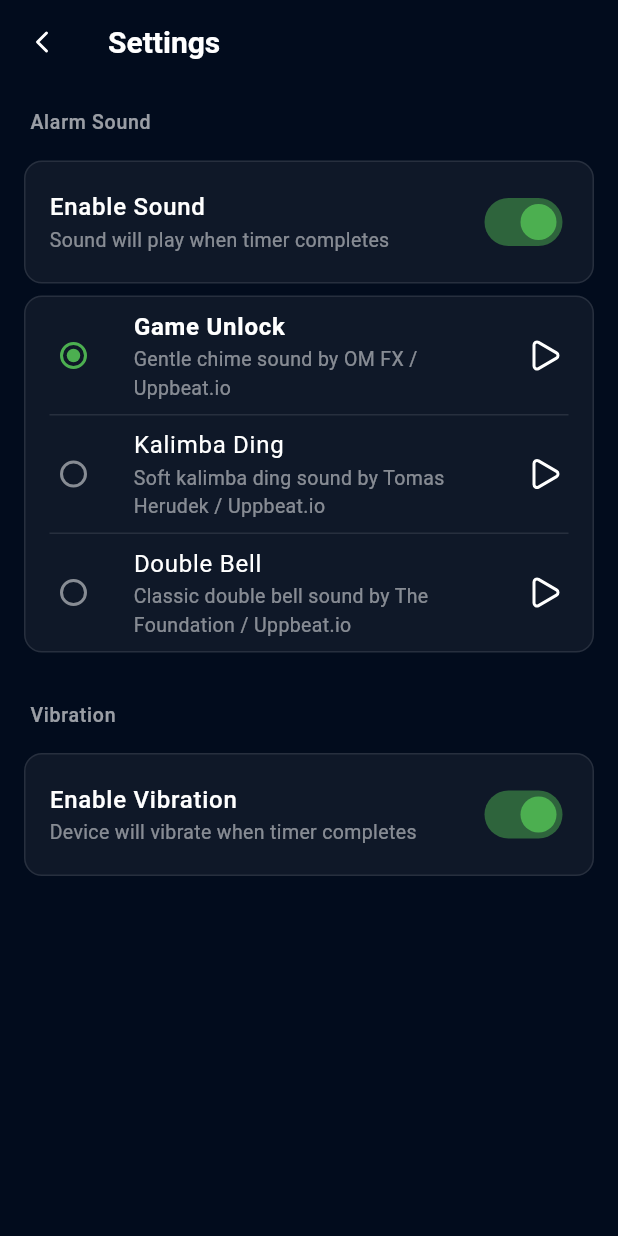
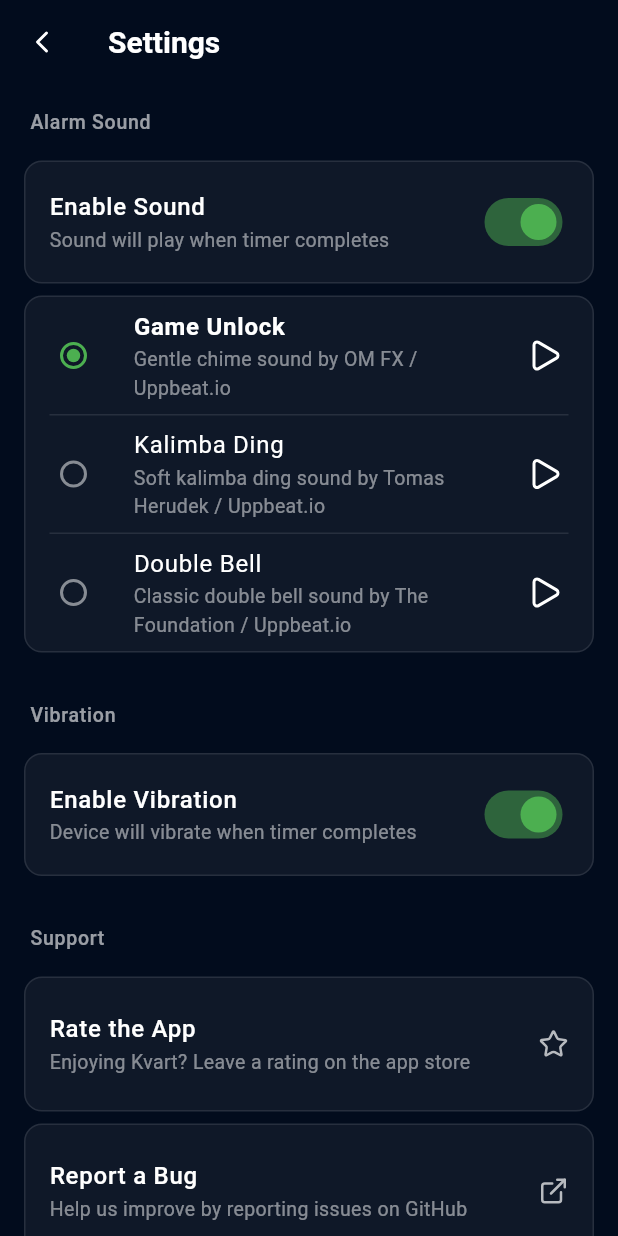
Before and after one commit to ValeriaVG/kvart, a Flutter app: the screen it shows after launch, after a tap on an icon or button, on a phone screen of 412 x 824 dp. Run offline on Flutter 3.47's test engine with Material 3 defaults, Android fonts, the phone set to English and light mode, and no system bars; our stand-ins replace flutter_local_notifications, in_app_review, just_audio, lucide_icons_flutter, shared_preferences, vibration and 1 more.

```diff
--- a/lib/settings/settings_screen.dart
+++ b/lib/settings/settings_screen.dart
@@ -1,7 +1,9 @@
 import 'package:flutter/material.dart';
+import 'package:in_app_review/in_app_review.dart';
 import 'package:just_audio/just_audio.dart';
 import 'package:kvart/settings/settings_service.dart';
 import 'package:lucide_icons_flutter/lucide_icons.dart';
+import 'package:url_launcher/url_launcher.dart';
 
 class SettingsScreen extends StatefulWidget {
   const SettingsScreen({super.key});
@@ -77,6 +79,21 @@ class _SettingsScreenState extends State<SettingsScreen> {
     }
   }
 
+  Future<void> _openBugReport() async {
+    final uri = Uri.parse('https://github.com/ValeriaVG/kvart/issues/new');
+    if (await canLaunchUrl(uri)) {
+      await launchUrl(uri, mode: LaunchMode.externalApplication);
+    }
+  }
+
+  Future<void> _rateApp() async {
+    final inAppReview = InAppReview.instance;
+
+    if (await inAppReview.isAvailable()) {
+      await inAppReview.requestReview();
+    }
+  }
+
   @override
   Widget build(BuildContext context) {
     return Scaffold(
@@ -111,6 +128,12 @@ class _SettingsScreenState extends State<SettingsScreen> {
                 _buildSectionTitle('Vibration'),
                 const SizedBox(height: 12),
                 _buildVibrationTile(),
+                const SizedBox(height: 32),
+                _buildSectionTitle('Support'),
+                const SizedBox(height: 12),
+                _buildRateAppTile(),
+                const SizedBox(height: 8),
+                _buildBugReportTile(),
               ],
             ),
     );
@@ -284,4 +307,78 @@ class _SettingsScreenState extends State<SettingsScreen> {
       ),
     );
   }
+
+  Widget _buildRateAppTile() {
+    return Container(
+      decoration: BoxDecoration(
+        color: Colors.white.withValues(alpha: 0.05),
+        borderRadius: BorderRadius.circular(12),
+        border: Border.all(
+          color: Colors.white.withValues(alpha: 0.1),
+          width: 1,
+        ),
+      ),
+      child: ListTile(
+        title: const Text(
+          'Rate the App',
+          style: TextStyle(
+            color: Colors.white,
+            fontSize: 16,
+            fontWeight: FontWeight.w500,
+          ),
+        ),
+        subtitle: Text(
+          'Enjoying Kvart? Leave a rating on the app store',
+          style: TextStyle(
+            color: Colors.white.withValues(alpha: 0.5),
+            fontSize: 13,
+          ),
+        ),
+        trailing: Icon(
+          LucideIcons.star,
+          color: Colors.white.withValues(alpha: 0.7),
+          size: 20,
+        ),
+        onTap: _rateApp,
+        contentPadding: const EdgeInsets.symmetric(horizontal: 16, vertical: 8),
+      ),
+    );
+  }
+
+  Widget _buildBugReportTile() {
+    return Container(
+      decoration: BoxDecoration(
+        color: Colors.white.withValues(alpha: 0.05),
+        borderRadius: BorderRadius.circular(12),
+        border: Border.all(
+          color: Colors.white.withValues(alpha: 0.1),
+          width: 1,
+        ),
+      ),
+      child: ListTile(
+        title: const Text(
+          'Report a Bug',
+          style: TextStyle(
+            color: Colors.white,
+            fontSize: 16,
+            fontWeight: FontWeight.w500,
+          ),
+        ),
+        subtitle: Text(
+          'Help us improve by reporting issues on GitHub',
+          style: TextStyle(
+            color: Colors.white.withValues(alpha: 0.5),
+            fontSize: 13,
+          ),
+        ),
+        trailing: Icon(
+          LucideIcons.externalLink,
+          color: Colors.white.withValues(alpha: 0.7),
+          size: 20,
+        ),
+        onTap: _openBugReport,
+        contentPadding: const EdgeInsets.symmetric(horizontal: 16, vertical: 8),
+      ),
+    );
+  }
 }
--- a/lib/themes/default.dart
+++ b/lib/themes/default.dart
@@ -17,12 +17,15 @@ class DefaultTimerView extends StatefulWidget implements TimerView {
   @override
   final TimerController controller;
   final void Function(int)? onSecondsChanged;
+  @override
+  final bool ready;
 
   const DefaultTimerView({
     super.key,
     required this.secondsTotal,
     required this.secondsElapsed,
     required this.controller,
+    required this.ready,
     this.onSecondsChanged,
   });
 
@@ -80,7 +83,7 @@ class _DefaultTimerViewState extends State<DefaultTimerView> {
 
     showDialog(
       context: context,
-      barrierColor: Colors.black.withOpacity(0.8),
+      barrierColor: Colors.black.withValues(alpha: 0.8),
       builder: (BuildContext context) {
         return Dialog.fullscreen(
           backgroundColor: const Color(0xFF020C1D),
@@ -175,6 +178,7 @@ class _DefaultTimerViewState extends State<DefaultTimerView> {
             child: GestureDetector(
               onTap: _showTimePicker,
               child: SevenSegmentDisplay(
+                disabled: widget.ready == false,
                 minutes: (widget.secondsTotal - widget.secondsElapsed) ~/ 60,
                 seconds: (widget.secondsTotal - widget.secondsElapsed) % 60,
                 digitWidth: digitWidth,
--- a/lib/timer/timer_screen.dart
+++ b/lib/timer/timer_screen.dart
@@ -15,6 +15,7 @@ class TimerScreen extends StatefulWidget {
 }
 
 class _TimerScreenState extends State<TimerScreen> {
+  bool _areSettingsLoaded = false;
   int _secondsTotal = 15 * 60; // Default to 15 minutes
   late final TimerController _timerController;
   final NotificationService _notificationService = NotificationService();
@@ -44,6 +45,12 @@ class _TimerScreenState extends State<TimerScreen> {
       setState(() {
         _secondsTotal = savedSeconds;
         _timerController.resetTimer(_secondsTotal);
+
+        _areSettingsLoaded = true;
+      });
+    } else {
+      setState(() {
+        _areSettingsLoaded = true;
       });
     }
 
@@ -80,7 +87,11 @@ class _TimerScreenState extends State<TimerScreen> {
         elevation: 0,
         actions: [
           IconButton(
-            icon: const Icon(LucideIcons.settings, color: Colors.white),
+            icon: const Icon(
+              LucideIcons.settings,
+              color: Colors.white,
+              size: 32,
+            ),
             onPressed: () {
               Navigator.of(context).push(
                 MaterialPageRoute(builder: (context) => const SettingsScreen()),
@@ -95,6 +106,7 @@ class _TimerScreenState extends State<TimerScreen> {
           secondsElapsed: _secondsElapsed,
           controller: _timerController,
           onSecondsChanged: _updateTotalSeconds,
+          ready: _areSettingsLoaded,
         ),
       ),
     );
--- a/lib/timer/timer_view.dart
+++ b/lib/timer/timer_view.dart
@@ -4,10 +4,12 @@ abstract class TimerView {
   final int secondsTotal;
   final int secondsElapsed;
   final TimerController controller;
+  final bool ready;
 
   const TimerView({
     required this.secondsTotal,
     required this.secondsElapsed,
     required this.controller,
+    required this.ready,
   });
 }
--- a/lib/widgets/seven_segment_display.dart
+++ b/lib/widgets/seven_segment_display.dart
@@ -269,6 +269,7 @@ class SevenSegmentDisplay extends StatelessWidget {
   final double digitWidth;
   final double digitHeight;
   final double segmentThickness;
+  final bool disabled;
 
   const SevenSegmentDisplay({
     super.key,
@@ -279,6 +280,7 @@ class SevenSegmentDisplay extends StatelessWidget {
     this.digitWidth = 48,
     this.digitHeight = 80,
     this.segmentThickness = 8,
+    this.disabled = false,
   });
 
   @override
@@ -292,7 +294,7 @@ class SevenSegmentDisplay extends StatelessWidget {
       mainAxisSize: MainAxisSize.min,
       children: [
         SevenSegmentDigit(
-          digit: minTens,
+          digit: disabled ? null : minTens,
           width: digitWidth,
           height: digitHeight,
           segmentThickness: segmentThickness,
@@ -301,7 +303,7 @@ class SevenSegmentDisplay extends StatelessWidget {
         ),
         SizedBox(width: segmentThickness / 2),
         SevenSegmentDigit(
-          digit: minUnits,
+          digit: disabled ? null : minUnits,
           width: digitWidth,
           height: digitHeight,
           segmentThickness: segmentThickness,
@@ -312,13 +314,13 @@ class SevenSegmentDisplay extends StatelessWidget {
         CustomPaint(
           size: Size(segmentThickness * 2, digitHeight),
           painter: DigitSeparatorPainter(
-            color: onColor,
+            color: disabled ? offColor : onColor,
             thickness: segmentThickness,
           ),
         ),
         SizedBox(width: segmentThickness / 2),
         SevenSegmentDigit(
-          digit: secTens,
+          digit: disabled ? null : secTens,
           width: digitWidth,
           height: digitHeight,
           segmentThickness: segmentThickness,
@@ -327,7 +329,7 @@ class SevenSegmentDisplay extends StatelessWidget {
         ),
         SizedBox(width: segmentThickness / 2),
         SevenSegmentDigit(
-          digit: secUnits,
+          digit: disabled ? null : secUnits,
           width: digitWidth,
           height: digitHeight,
           segmentThickness: segmentThickness,
--- a/pubspec.yaml
+++ b/pubspec.yaml
@@ -31,9 +31,11 @@ dependencies:
   flutter:
     sdk: flutter
   flutter_local_notifications: ^18.0.1
+  in_app_review: ^2.0.10
   just_audio: ^0.10.5
   lucide_icons_flutter: ^3.1.5
   shared_preferences: ^2.3.3
+  url_launcher: ^6.3.1
   vibration: ^3.1.4
   wakelock_plus: ^1.2.8
 
```
Also changed, not shown: pubspec.lock, 1 other file.
